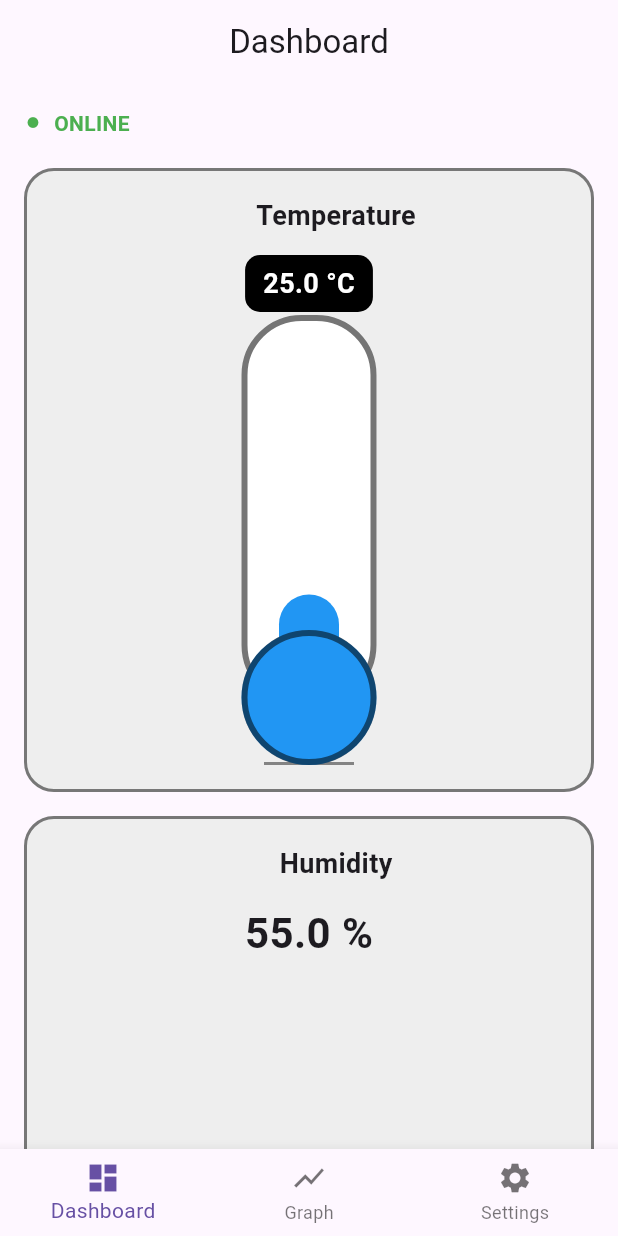
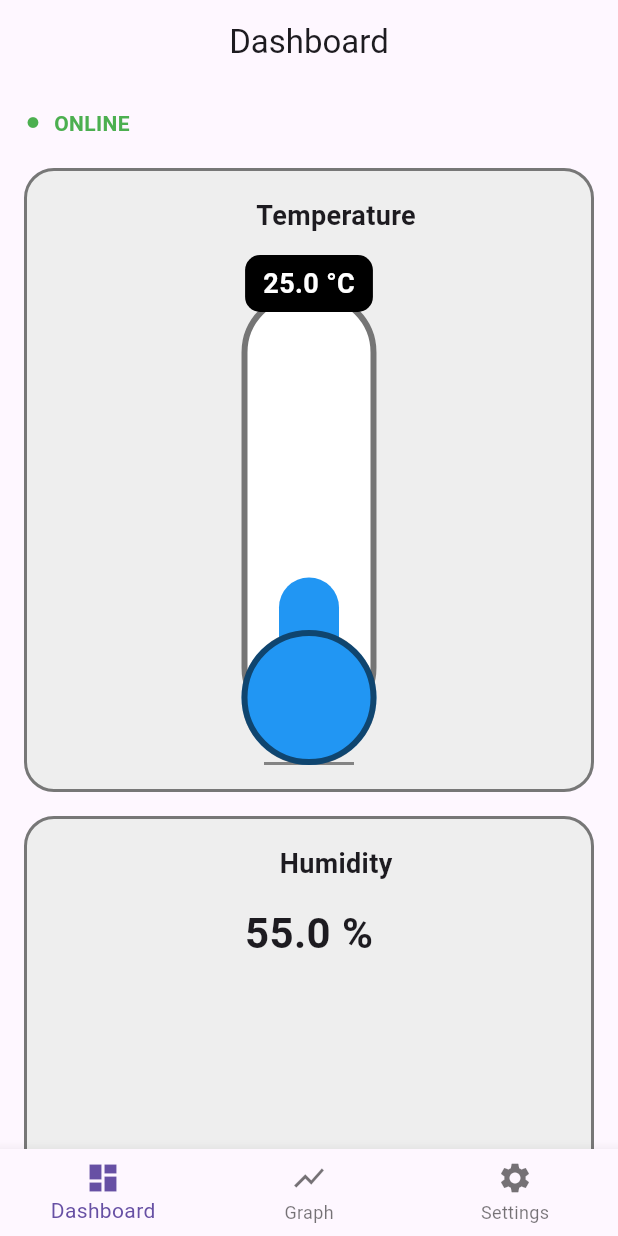
Before and after one commit to SaiMehtre/temp-humidity-monitor, a Flutter app: the screen it shows after launch, on a phone screen of 412 x 824 dp. Run offline on Flutter 3.47's test engine with Material 3 defaults, Android fonts, the phone set to English and light mode, and no system bars; our stand-ins replace audioplayers, csv, fl_chart, flutter_local_notifications, flutter_riverpod, hive and 1 more; missing offline and left inert: excel; accounts and stored records are empty.

Commit message:
feat: UI changes

```diff
--- a/lib/presentation/screens/dashboard_screen.dart
+++ b/lib/presentation/screens/dashboard_screen.dart
@@ -14,7 +14,7 @@ import '../../data/models/alert_history.dart';
 // import '../../presentation/providers/temp_history_provider.dart';
 // import '../widgets/temperature_chart.dart';
 // import '../widgets/humidity_chart.dart';
-import '../widgets/combined_chart.dart';
+// import '../widgets/combined_chart.dart';
 
 
 import 'package:hive_flutter/hive_flutter.dart';
--- a/lib/presentation/screens/home_screen.dart
+++ b/lib/presentation/screens/home_screen.dart
@@ -2,6 +2,7 @@ import 'package:flutter/material.dart';
 import 'dashboard_screen.dart';
 import 'graph_screen.dart';
 import 'settings_screen.dart';
+// import 'alert_history_screen.dart';
 
 class HomeScreen extends StatefulWidget {
   const HomeScreen({super.key});
@@ -17,6 +18,7 @@ class _HomeScreenState extends State<HomeScreen> {
     DashboardScreen(),
     GraphScreen(),
     SettingsScreen(),
+    // AlertHistoryScreen(),
   ];
 
   @override
@@ -41,6 +43,10 @@ class _HomeScreenState extends State<HomeScreen> {
             icon: Icon(Icons.settings),
             label: "Settings",
           ),
+          // BottomNavigationBarItem(
+          //   icon: Icon(Icons.add_alert),
+          //   label: "AlertHistory",
+          // ),
         ],
       ),
     );
--- a/lib/presentation/widgets/thermometer_tube.dart
+++ b/lib/presentation/widgets/thermometer_tube.dart
@@ -75,7 +75,7 @@ class ThermometerTube extends StatelessWidget {
           /// OUTER TUBE
           Container(
             width: 90,
-            height: 260,
+            height: 290,
             decoration: BoxDecoration(
               border: Border.all(color: Colors.black54, width: 4),
               borderRadius: BorderRadius.circular(40),
@@ -89,7 +89,7 @@ class ThermometerTube extends StatelessWidget {
             child: AnimatedContainer(
               duration: const Duration(milliseconds: 500),
               width: 40,
-              height: 210 * level,
+              height: 240 * level,
               decoration: BoxDecoration(
                 color: color,
                 borderRadius: BorderRadius.circular(20),
```
